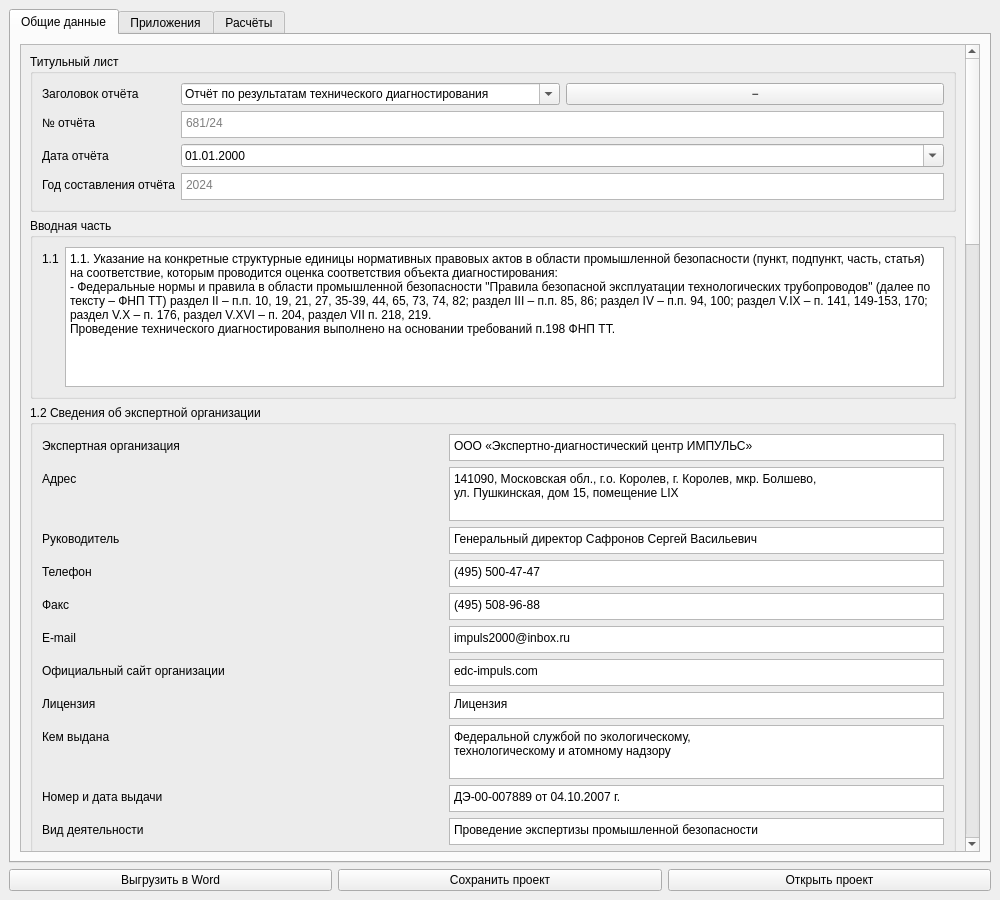
First picture: the form in src/ui/designer/pipeline_window.ui, repository bordaregos/Voskresensk_ballons, before the edit.
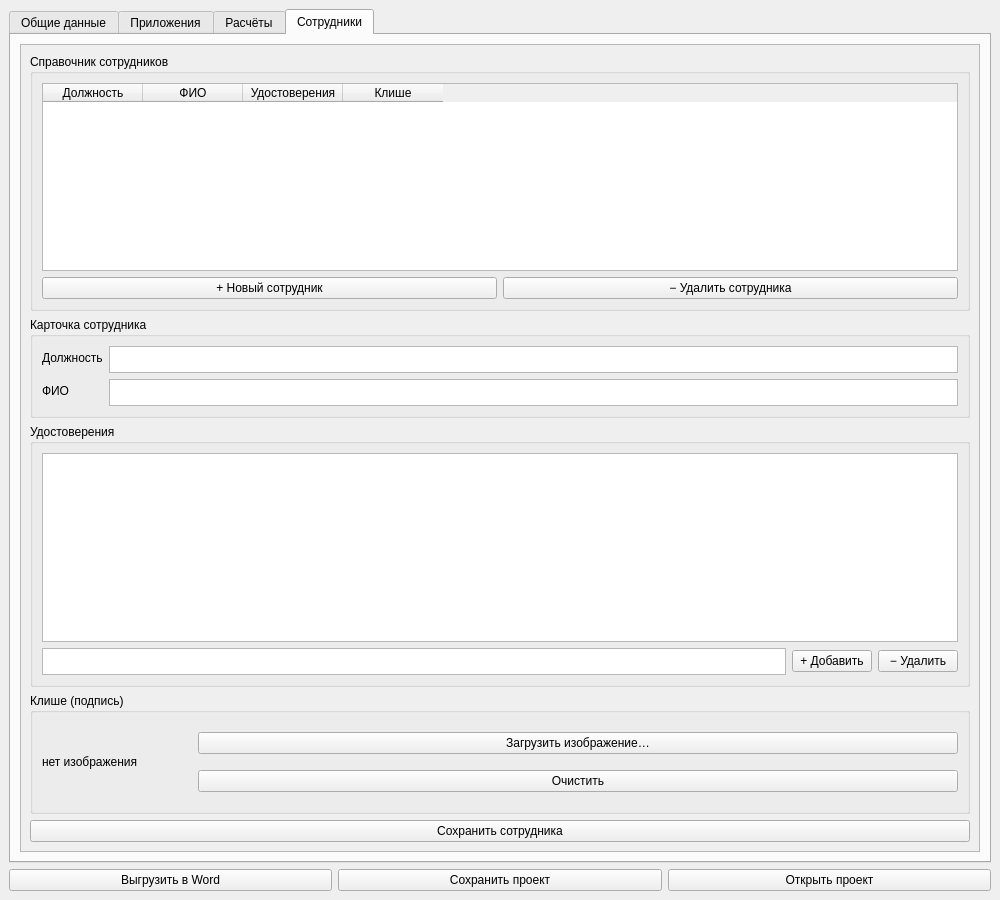
Second picture: the form after the edit. The open tabs and pages were chosen to show the change.

Commit message: feat: добавлен раздел Сотрудники.

Patch:
```diff
--- a/src/ui/designer/pipeline_window.ui
+++ b/src/ui/designer/pipeline_window.ui
@@ -1116,6 +1116,91 @@
   </item>
  </layout>
 </widget>
+ <widget class="QWidget" name="tab_employees">
+ <attribute name="title"><string>Сотрудники</string></attribute>
+ <layout class="QVBoxLayout" name="tab_employees_outerLayout">
+  <item>
+   <widget class="QScrollArea" name="tab_employees_scroll">
+    <property name="widgetResizable"><bool>true</bool></property>
+    <widget class="QWidget" name="tab_employees_scrollContent">
+     <property name="geometry"><rect><x>0</x><y>0</y><width>960</width><height>700</height></rect></property>
+     <layout class="QVBoxLayout" name="vlayout_employees">
+<item><widget class="QGroupBox" name="employees_list_group">
+ <property name="title"><string>Справочник сотрудников</string></property>
+ <layout class="QVBoxLayout" name="employees_list_vlayout">
+  <item><widget class="QTableWidget" name="table_employees">
+ <property name="minimumSize"><size><width>0</width><height>160</height></size></property>
+ <property name="rowCount"><number>0</number></property>
+ <property name="columnCount"><number>4</number></property>
+ <column><property name="text"><string>Должность</string></property></column>
+ <column><property name="text"><string>ФИО</string></property></column>
+ <column><property name="text"><string>Удостоверения</string></property></column>
+ <column><property name="text"><string>Клише</string></property></column>
+</widget></item>
+  <item><layout class="QHBoxLayout" name="employees_list_buttons">
+<item><widget class="QPushButton" name="pushButt_newEmployee"><property name="text"><string>+ Новый сотрудник</string></property></widget></item>
+<item><widget class="QPushButton" name="pushButt_deleteEmployee"><property name="text"><string>− Удалить сотрудника</string></property></widget></item>
+</layout></item>
+ </layout>
+</widget></item>
+<item><widget class="QGroupBox" name="employee_card_group">
+ <property name="title"><string>Карточка сотрудника</string></property>
+<layout class="QFormLayout" name="employee_card_form">
+<item row="0" column="0">
+ <widget class="QLabel" name="label_employee_position"><property name="text"><string>Должность</string></property></widget>
+</item>
+<item row="0" column="1">
+ <widget class="QPlainTextEdit" name="employee_position">
+ <property name="minimumSize"><size><width>0</width><height>27</height></size></property>
+ <property name="maximumSize"><size><width>16777215</width><height>27</height></size></property>
+</widget>
+</item>
+<item row="1" column="0">
+ <widget class="QLabel" name="label_employee_fio"><property name="text"><string>ФИО</string></property></widget>
+</item>
+<item row="1" column="1">
+ <widget class="QPlainTextEdit" name="employee_fio">
+ <property name="minimumSize"><size><width>0</width><height>27</height></size></property>
+ <property name="maximumSize"><size><width>16777215</width><height>27</height></size></property>
+</widget>
+</item>
+</layout>
+</widget></item>
+<item><widget class="QGroupBox" name="employee_certificates_group">
+ <property name="title"><string>Удостоверения</string></property>
+ <layout class="QVBoxLayout" name="employee_certificates_vlayout">
+  <item><widget class="QListWidget" name="employee_certificates_list"/></item>
+  <item><layout class="QHBoxLayout" name="employee_certificate_input_layout">
+<item><widget class="QPlainTextEdit" name="employee_certificate_input">
+ <property name="minimumSize"><size><width>0</width><height>27</height></size></property>
+ <property name="maximumSize"><size><width>16777215</width><height>27</height></size></property>
+</widget></item>
+<item><widget class="QPushButton" name="pushButt_addCertificate"><property name="text"><string>+ Добавить</string></property></widget></item>
+<item><widget class="QPushButton" name="pushButt_removeCertificate"><property name="text"><string>− Удалить</string></property></widget></item>
+</layout></item>
+ </layout>
+</widget></item>
+<item><widget class="QGroupBox" name="employee_kleishe_group">
+ <property name="title"><string>Клише (подпись)</string></property>
+ <layout class="QHBoxLayout" name="employee_kleishe_hlayout">
+  <item><widget class="QLabel" name="employee_kleishe_preview">
+ <property name="minimumSize"><size><width>150</width><height>80</height></size></property>
+ <property name="maximumSize"><size><width>150</width><height>80</height></size></property>
+ <property name="text"><string>нет изображения</string></property>
+</widget></item>
+  <item><layout class="QVBoxLayout" name="employee_kleishe_buttons">
+<item><widget class="QPushButton" name="pushButt_chooseKleishe"><property name="text"><string>Загрузить изображение…</string></property></widget></item>
+<item><widget class="QPushButton" name="pushButt_clearKleishe"><property name="text"><string>Очистить</string></property></widget></item>
+</layout></item>
+ </layout>
+</widget></item>
+<item><widget class="QPushButton" name="pushButt_saveEmployee"><property name="text"><string>Сохранить сотрудника</string></property></widget></item>
+     </layout>
+    </widget>
+   </widget>
+  </item>
+ </layout>
+</widget>
 </widget></item>
 <item><layout class="QHBoxLayout" name="bottom_buttons">
 <item><widget class="QPushButton" name="pushButt_generateWord">
```
The commit also changes 8 other files.
